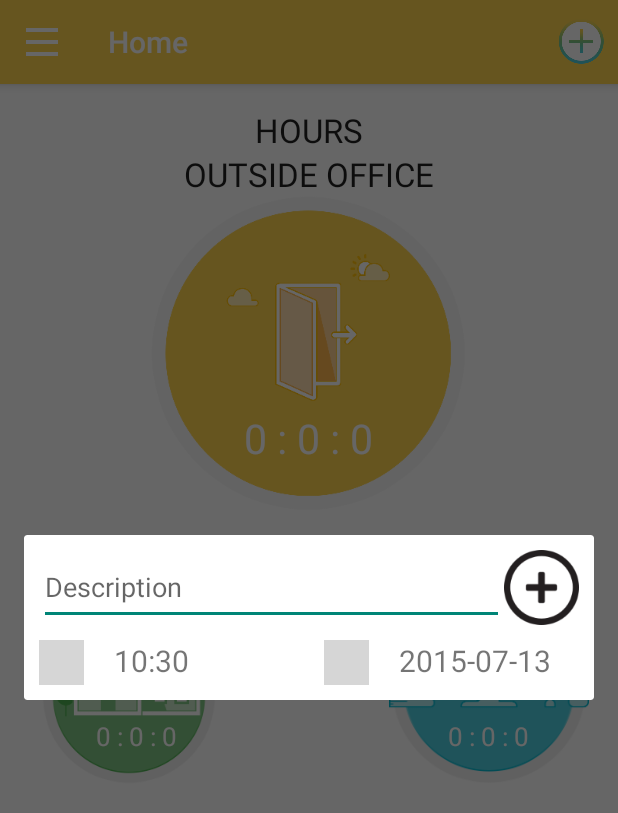
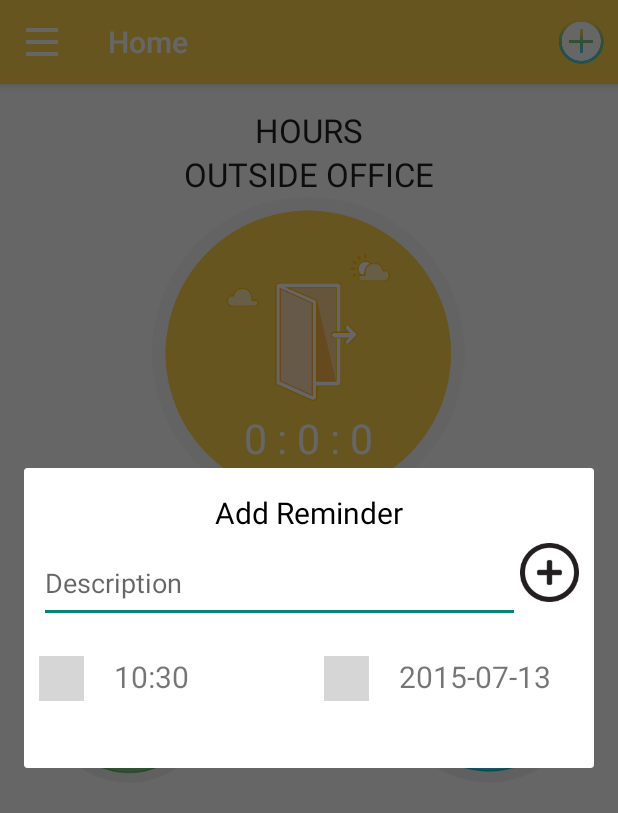
Before and after one commit to gouthamkrishna/Deskmote-android, an Android app: the screen it shows after launch (MainActivity), after a tap on "Reminder", on a phone screen of 412 x 824 dp. Shown: the top 813 px of the screen. Run offline under Robolectric (Android 15) with nearby library versions, the light colour scheme and no system bars; 4 statements that could not run were skipped; grey boxes are pictures that could not be loaded.

Commit message:
Reminder PopUp Updated

```diff
--- a/Navigation/app/src/main/java/com/beaconapp/user/navigation/activities/MainActivity.java
+++ b/Navigation/app/src/main/java/com/beaconapp/user/navigation/activities/MainActivity.java
@@ -251,18 +251,11 @@ public class MainActivity extends ActionBarActivity{
 
 
         if (id == R.id.reminder) {
-//            resetAdapter();
-//            fragmentManager = getSupportFragmentManager();
-//            fragmentTransaction = fragmentManager.beginTransaction();
-//            fragmentTransaction.replace(R.id.container, new NotificationFragment());
-//            fragmentTransaction.commit();
-//            ICONS[2] = R.drawable.reminder_active;
-//            mAdapter = new MyAdapter(TITLES,ICONS,NAME,EMAIL,PROFILE);
-//            mRecyclerView.setAdapter(mAdapter);
+
             ReminderFragment dialogFragment = new ReminderFragment ();
             FragmentManager fragmentManager = getSupportFragmentManager();
             FragmentTransaction fragmentTransaction = fragmentManager.beginTransaction();
-            dialogFragment.show(fragmentTransaction, "Date picker");
+            dialogFragment.show(fragmentTransaction, "");
         }
 
         return mDrawerToggle.onOptionsItemSelected(item) || super.onOptionsItemSelected(item);
--- a/Navigation/app/src/main/java/com/beaconapp/user/navigation/fragments/ReminderFragment.java
+++ b/Navigation/app/src/main/java/com/beaconapp/user/navigation/fragments/ReminderFragment.java
@@ -5,13 +5,16 @@ import android.app.PendingIntent;
 import android.content.Context;
 import android.content.DialogInterface;
 import android.content.Intent;
+import android.graphics.Color;
+import android.os.Bundle;
 import android.support.v4.app.DialogFragment;
-import android.os.Bundle;
 import android.support.v4.app.FragmentManager;
 import android.support.v4.app.FragmentTransaction;
+import android.view.Gravity;
 import android.view.LayoutInflater;
 import android.view.View;
 import android.view.ViewGroup;
+import android.view.Window;
 import android.widget.EditText;
 import android.widget.ImageView;
 import android.widget.TextView;
@@ -60,7 +63,12 @@ public class ReminderFragment extends DialogFragment implements DatePickerFragme
     @Override
     public View onCreateView(LayoutInflater inflater, ViewGroup container, Bundle savedInstanceState) {
         View rootView = inflater.inflate(R.layout.reminder_dialog, container, false);
-        getDialog().setTitle("Add Reminder");
+        getDialog().getWindow().requestFeature(Window.FEATURE_NO_TITLE);
+        TextView title = (TextView)rootView.findViewById(R.id.title);
+        title.setText("Add Reminder");
+        title.setGravity(Gravity.CENTER);
+        title.setTextSize(20);
+        title.setTextColor(Color.BLACK);
 
         db_reminder = new ReminderDatabaseHandler(getActivity());
         tvDisplayDate = (TextView)rootView.findViewById(R.id.reminderDateView);
--- a/Navigation/app/src/main/res/layout/fragment_notification.xml
+++ b/Navigation/app/src/main/res/layout/fragment_notification.xml
@@ -6,7 +6,7 @@
     android:paddingTop="@dimen/activity_vertical_margin"
     android:paddingBottom="@dimen/activity_vertical_margin"
     android:orientation="vertical"
-    android:background="#FFFFFF"
+    android:background="#ffffff"
     >
 
     <LinearLayout
--- a/Navigation/app/src/main/res/layout/reminder_dialog.xml
+++ b/Navigation/app/src/main/res/layout/reminder_dialog.xml
@@ -3,24 +3,35 @@
     android:orientation="vertical"
     android:layout_width="match_parent"
     android:layout_height="wrap_content"
-    android:padding="10dp">
+    android:minWidth="1000dp"
+    android:minHeight="200dp"
+    android:padding="10dp"
+    android:weightSum="1"
+    android:layout_margin="10dp">
+
+    <TextView
+        android:layout_width="fill_parent"
+        android:layout_height="40dp"
+        android:id="@+id/title"
+        />
 
     <LinearLayout
         android:layout_width="fill_parent"
         android:layout_height="50dp"
         android:orientation="horizontal"
-        android:weightSum="1">
+        android:weightSum="1"
+        android:layout_weight="0.31">
 
         <EditText
             android:layout_width="0dp"
-            android:layout_height="fill_parent"
+            android:layout_height="53dp"
             android:id="@+id/tagLine"
             android:hint="Description"
             android:layout_weight="1" />
 
         <ImageView
-            android:layout_width="50dp"
-            android:layout_height="50dp"
+            android:layout_width="39dp"
+            android:layout_height="39dp"
             android:id="@+id/saveReminder"
             android:src="@drawable/add"/>
 
```
Also changed, not shown: 8 other files.
